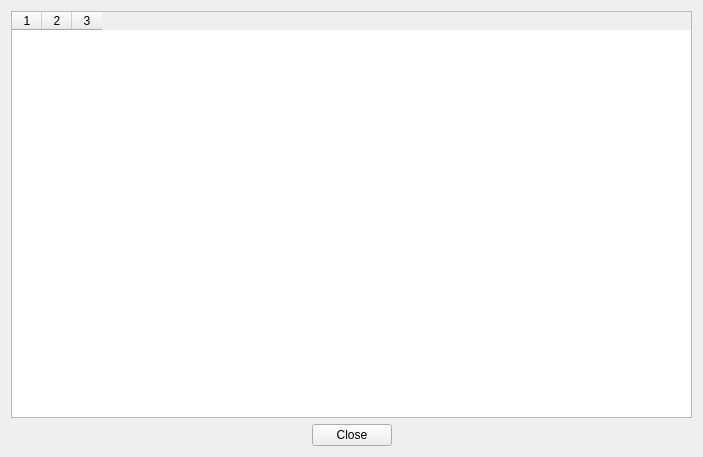
Above: rqt_agent/resource/StateHistory.ui from RCPRG-ros-pkg/agent_orocos before the change. Below: the same form after it.
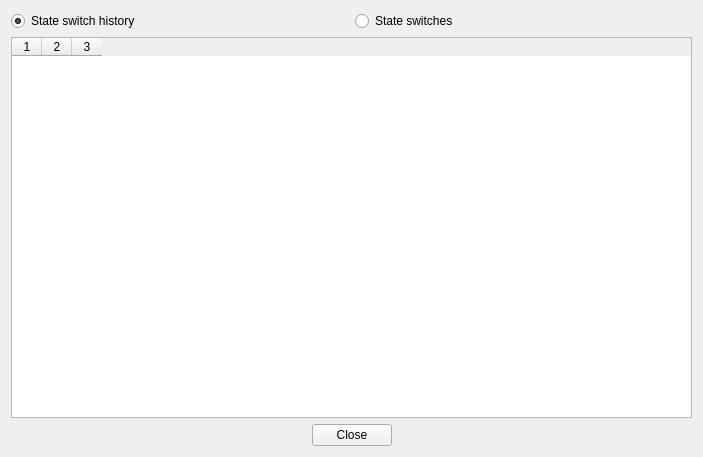
That is the form after the change.

Commit message: added better presentation of FSM switches in history dialog

What changed in the file:
```diff
--- a/rqt_agent/resource/StateHistory.ui
+++ b/rqt_agent/resource/StateHistory.ui
@@ -14,6 +14,27 @@
    <string>SystemWidget</string>
   </property>
   <layout class="QVBoxLayout" name="verticalLayout">
+   <item>
+    <layout class="QHBoxLayout" name="horizontalLayout_2">
+     <item>
+      <widget class="QRadioButton" name="radio_history">
+       <property name="text">
+        <string>State switch history</string>
+       </property>
+       <property name="checked">
+        <bool>true</bool>
+       </property>
+      </widget>
+     </item>
+     <item>
+      <widget class="QRadioButton" name="radio_switches">
+       <property name="text">
+        <string>State switches</string>
+       </property>
+      </widget>
+     </item>
+    </layout>
+   </item>
    <item>
     <widget class="QTableWidget" name="tableWidget">
      <property name="columnCount">
```
The commit also changes 3 other files.
